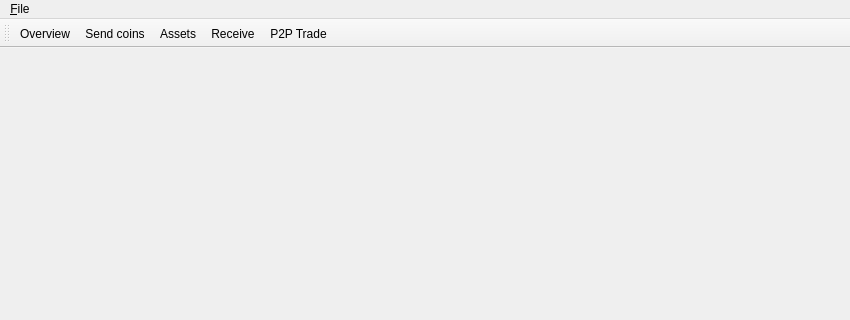
Qt form ui/forms/ngccc.ui (chromaway/ngcccbase) before a commit; both pictures show x 0 to 850 and y 0 to 320 of the 850 by 550 pixel window.
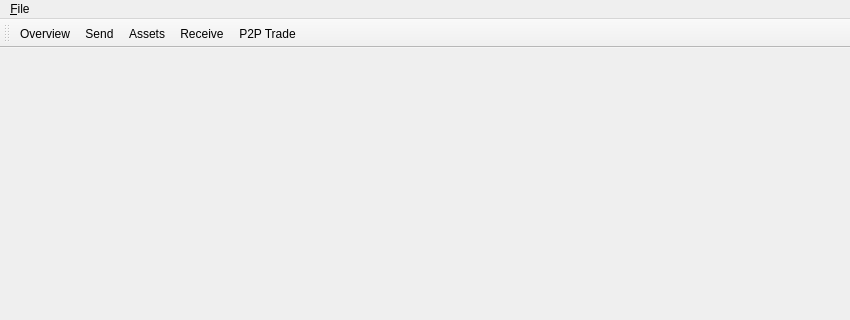
The same form after that commit. Icons and pictures are not drawn.

```diff
--- a/ui/forms/ngccc.ui
+++ b/ui/forms/ngccc.ui
@@ -44,6 +44,12 @@
    <property name="windowTitle">
     <string>toolBar</string>
    </property>
+   <property name="iconSize">
+    <size>
+     <width>40</width>
+     <height>40</height>
+    </size>
+   </property>
    <property name="toolButtonStyle">
     <enum>Qt::ToolButtonTextBesideIcon</enum>
    </property>
@@ -86,7 +92,7 @@
      <normaloff>../icons/send.png</normaloff>../icons/send.png</iconset>
    </property>
    <property name="text">
-    <string>Send coins</string>
+    <string>Send</string>
    </property>
    <property name="toolTip">
     <string>Change to Send coins page</string>
```
Left out of the diff: 13 changed lines with no effect on the pictures.
